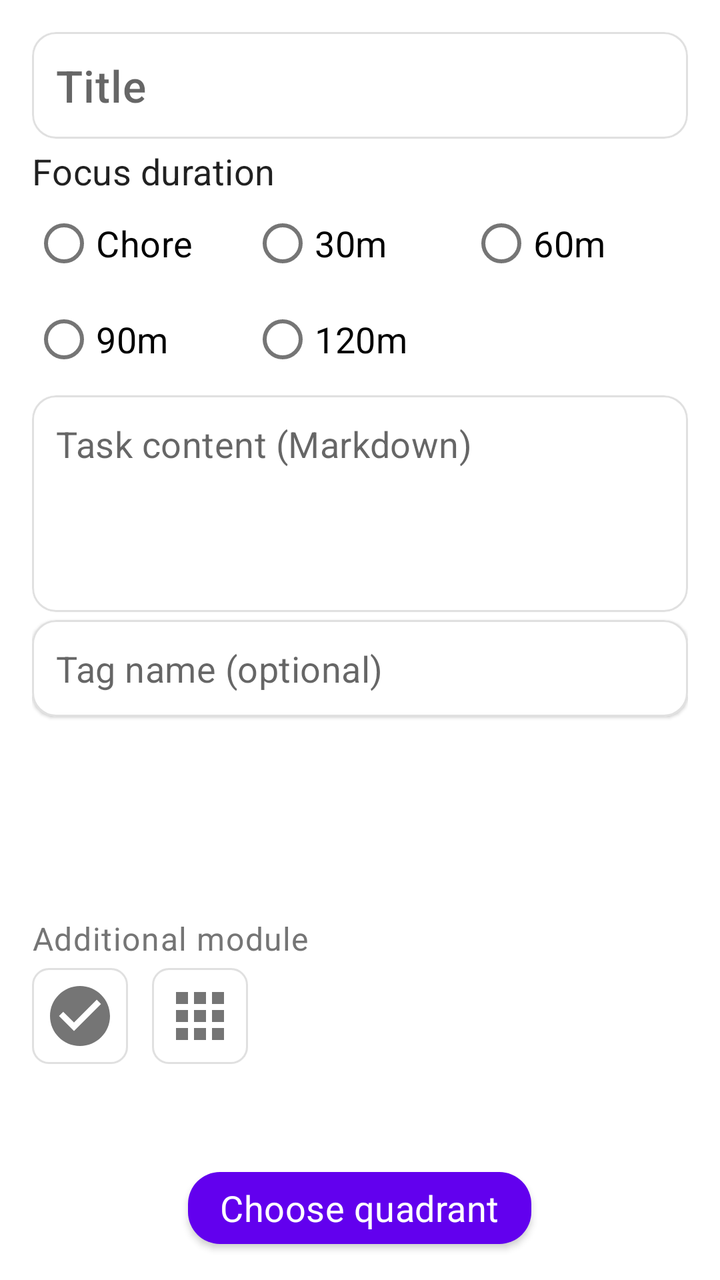
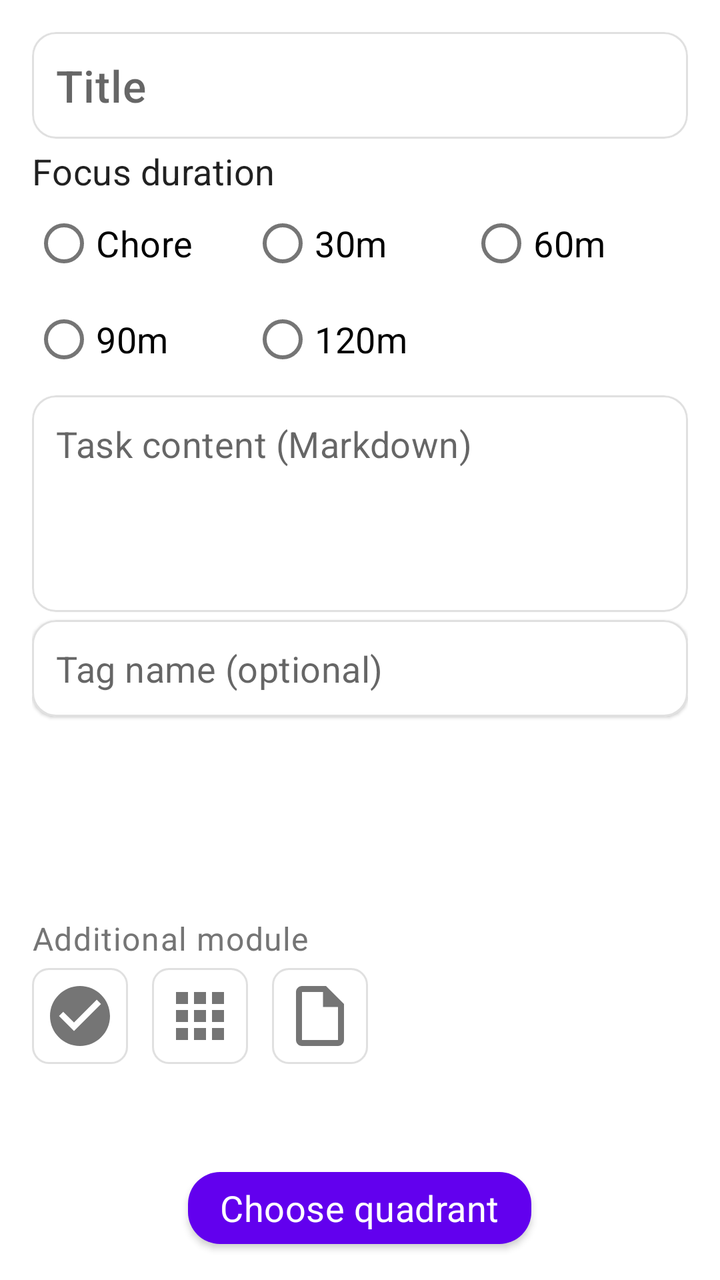

An Android layout rendered at two revisions. The XML below is the earlier revision; the diff shows what the commit changed to produce the second picture.
<!-- AndroidManifest.xml: application theme Theme.JustNow -->
<!-- res/layout/fragment_task_edit.xml -->
<?xml version="1.0" encoding="utf-8"?>
<LinearLayout xmlns:android="http://schemas.android.com/apk/res/android"
    xmlns:app="http://schemas.android.com/apk/res-auto"
    android:layout_width="match_parent"
    android:layout_height="match_parent"
    android:orientation="vertical"
    android:background="?android:attr/colorBackground">

    <LinearLayout
        android:layout_width="match_parent"
        android:layout_height="0dp"
        android:layout_weight="1"
        android:orientation="vertical"
        android:clipChildren="false"
        android:padding="16dp">

        
        <com.google.android.material.card.MaterialCardView
            android:id="@+id/card_title"
            android:layout_width="match_parent"
            android:layout_height="wrap_content"
            app:cardElevation="1dp"
            app:cardCornerRadius="12dp"
            app:strokeWidth="1dp"
            app:strokeColor="@color/divider">

            <EditText
                android:id="@+id/et_title"
                android:layout_width="match_parent"
                android:layout_height="wrap_content"
                android:hint="@string/s_title_hint"
                android:inputType="textCapSentences"
                android:textAppearance="@style/TextAppearance.JustNow.Title"
                android:padding="12dp"
                android:background="@android:color/transparent" />
        </com.google.android.material.card.MaterialCardView>

        
        <TextView
            android:layout_width="wrap_content"
            android:layout_height="wrap_content"
            android:text="@string/s_focus_duration"
            android:textAppearance="@style/TextAppearance.JustNow.Body"
            android:layout_marginTop="4dp" />

        
        <LinearLayout
            android:id="@+id/ll_focus_row1"
            android:layout_width="match_parent"
            android:layout_height="wrap_content"
            android:orientation="horizontal">

            <RadioButton
                android:id="@+id/rb_moment"
                android:layout_width="0dp"
                android:layout_height="wrap_content"
                android:layout_weight="1"
                android:tag="0"
                android:text="@string/s_chore"
                android:textAppearance="@style/TextAppearance.JustNow.Body" />

            <RadioButton
                android:id="@+id/rb_30"
                android:layout_width="0dp"
                android:layout_height="wrap_content"
                android:layout_weight="1"
                android:tag="30"
                android:text="@string/s_30min"
                android:textAppearance="@style/TextAppearance.JustNow.Body" />

            <RadioButton
                android:id="@+id/rb_60"
                android:layout_width="0dp"
                android:layout_height="wrap_content"
                android:layout_weight="1"
                android:tag="60"
                android:text="@string/s_60min"
                android:textAppearance="@style/TextAppearance.JustNow.Body" />
        </LinearLayout>

        
        <LinearLayout
            android:id="@+id/ll_focus_row2"
            android:layout_width="match_parent"
            android:layout_height="wrap_content"
            android:orientation="horizontal">

            <RadioButton
                android:id="@+id/rb_90"
                android:layout_width="0dp"
                android:layout_height="wrap_content"
                android:layout_weight="1"
                android:tag="90"
                android:text="@string/s_90min"
                android:textAppearance="@style/TextAppearance.JustNow.Body" />

            <RadioButton
                android:id="@+id/rb_120"
                android:layout_width="0dp"
                android:layout_height="wrap_content"
                android:layout_weight="1"
                android:tag="120"
                android:text="@string/s_120min"
                android:textAppearance="@style/TextAppearance.JustNow.Body" />

            <View
                android:layout_width="0dp"
                android:layout_height="0dp"
                android:layout_weight="1" />
        </LinearLayout>

        
        <com.google.android.material.card.MaterialCardView
            android:id="@+id/card_markdown"
            android:layout_width="match_parent"
            android:layout_height="0dp"
            android:layout_weight="1"
            android:layout_marginTop="4dp"
            app:cardElevation="1dp"
            app:cardCornerRadius="12dp"
            app:strokeWidth="1dp"
            app:strokeColor="@color/divider">

            <EditText
                android:id="@+id/et_markdown"
                android:layout_width="match_parent"
                android:layout_height="match_parent"
                android:hint="@string/s_markdown_hint"
                android:inputType="textMultiLine|textCapSentences"
                android:gravity="top|start"
                android:background="@android:color/transparent"
                android:padding="12dp"
                android:textAppearance="@style/TextAppearance.JustNow.Body"
                android:scrollbars="vertical"
                android:lineSpacingExtra="4dp" />
        </com.google.android.material.card.MaterialCardView>

        
        <com.google.android.material.card.MaterialCardView
            android:id="@+id/card_tag"
            android:layout_width="match_parent"
            android:layout_height="wrap_content"
            android:layout_marginTop="4dp"
            app:cardElevation="1dp"
            app:cardCornerRadius="12dp"
            app:strokeWidth="1dp"
            app:strokeColor="@color/divider">

            <AutoCompleteTextView
                android:id="@+id/et_tag_name"
                android:layout_width="match_parent"
                android:layout_height="wrap_content"
                android:hint="@string/s_tag_input_hint"
                android:inputType="text"
                android:maxLines="1"
                android:completionThreshold="1"
                android:textAppearance="@style/TextAppearance.JustNow.Body"
                android:padding="12dp"
                android:background="@android:color/transparent"
                android:dropDownHeight="200dp" />
        </com.google.android.material.card.MaterialCardView>

        
        <com.google.android.material.chip.ChipGroup
            android:id="@+id/cg_existing_tags"
            android:layout_width="match_parent"
            android:layout_height="88dp"
            android:layout_marginTop="8dp"
            app:singleLine="false"
            app:singleSelection="true"
            app:chipSpacingHorizontal="8dp"
            app:chipSpacingVertical="4dp" />

        
        <TextView
            android:layout_width="wrap_content"
            android:layout_height="wrap_content"
            android:text="@string/s_detail_module"
            android:textAppearance="@style/TextAppearance.JustNow.Caption"
            android:textColor="@color/text_secondary"
            android:layout_marginTop="4dp" />

        <LinearLayout
            android:id="@+id/ll_module_buttons"
            android:layout_width="match_parent"
            android:layout_height="wrap_content"
            android:layout_marginTop="4dp"
            android:clipChildren="false"
            android:orientation="horizontal">

            <ImageButton
                android:id="@+id/btn_module_checklist"
                android:layout_width="48dp"
                android:layout_height="48dp"
                android:padding="6dp"
                android:scaleType="fitCenter"
                android:src="@drawable/ic_module_checklist"
                android:background="@drawable/bg_module_button"
                android:stateListAnimator="@animator/module_button_state_list"
                android:tint="@color/selector_module_icon_tint"
                android:contentDescription="@string/s_module_checklist" />

            <ImageButton
                android:id="@+id/btn_module_app_action"
                android:layout_width="48dp"
                android:layout_height="48dp"
                android:layout_marginStart="12dp"
                android:padding="6dp"
                android:scaleType="fitCenter"
                android:src="@drawable/ic_module_app_action"
                android:background="@drawable/bg_module_button"
                android:stateListAnimator="@animator/module_button_state_list"
                android:tint="@color/selector_module_icon_tint"
                android:contentDescription="@string/s_module_app_action" />
        </LinearLayout>

        
        <LinearLayout
            android:id="@+id/ll_module_hint"
            android:layout_width="match_parent"
            android:layout_height="28dp"
            android:layout_marginTop="4dp"
            android:orientation="horizontal"
            android:gravity="center_vertical"
            android:background="?attr/selectableItemBackground"
            android:paddingHorizontal="8dp"
            android:clickable="true"
            android:focusable="true">

            <TextView
                android:id="@+id/tv_module_hint"
                android:layout_width="0dp"
                android:layout_height="wrap_content"
                android:layout_weight="1"
                android:maxLines="1"
                android:ellipsize="end"
                android:textAppearance="@style/TextAppearance.JustNow.Body"
                android:textColor="@color/text_secondary" />
        </LinearLayout>

    </LinearLayout>

    
    <com.google.android.material.button.MaterialButton
        android:id="@+id/btn_next_quadrant"
        android:layout_width="wrap_content"
        android:layout_height="wrap_content"
        android:layout_gravity="center_horizontal"
        android:text="@string/s_next_quadrant"
        android:textAppearance="@style/TextAppearance.JustNow.Body"
        app:cornerRadius="16dp"
        android:layout_marginHorizontal="12dp"
        android:layout_marginBottom="12dp" />

</LinearLayout>
<!-- resources referenced by this layout -->
<resources>
  <color name="divider">#E0E0E0</color>
  <color name="text_secondary">#757575</color>
  <string name="s_120min">120m</string>
  <string name="s_30min">30m</string>
  <string name="s_60min">60m</string>
  <string name="s_90min">90m</string>
  <string name="s_chore">Chore</string>
  <string name="s_detail_module">Additional module</string>
  <string name="s_focus_duration">Focus duration</string>
  <string name="s_markdown_hint">Task content (Markdown)</string>
  <string name="s_module_app_action">APP action</string>
  <string name="s_module_checklist">Todo checklist</string>
  <string name="s_next_quadrant">Choose quadrant</string>
  <string name="s_tag_input_hint">Tag name (optional)</string>
  <string name="s_title_hint">Title</string>
  <style name="TextAppearance.JustNow.Body" parent="TextAppearance.MaterialComponents.Subtitle1">
          <item name="android:textSize">@dimen/text_size_body</item>
      </style>
  <style name="TextAppearance.JustNow.Caption" parent="TextAppearance.MaterialComponents.Caption">
          <item name="android:textSize">@dimen/text_size_caption</item>
      </style>
  <style name="TextAppearance.JustNow.Title" parent="TextAppearance.MaterialComponents.Headline6">
          <item name="android:textSize">@dimen/text_size_title</item>
      </style>
  <color name="badge_background">#E0E0E0</color>
  <dimen name="text_size_body">18sp</dimen>
  <dimen name="text_size_caption">16sp</dimen>
  <dimen name="text_size_title">22sp</dimen>
  <color name="purple_500">#FF6200EE</color>
  <color name="purple_700">#FF3700B3</color>
  <color name="white">#FFFFFFFF</color>
  <color name="teal_200">#FF03DAC5</color>
  <color name="teal_700">#FF018786</color>
  <color name="black">#FF000000</color>
  <style name="TextAppearance.JustNow.Dialog.Title" parent="TextAppearance.JustNow.Title">
          <item name="android:textColor">@color/text_primary</item>
      </style>
  <color name="text_primary">#1A1A1A</color>
  <style name="TextAppearance.JustNow.Dialog.Body" parent="TextAppearance.JustNow.Body">
          <item name="android:textColor">@color/text_primary</item>
      </style>
  <style name="Widget.JustNow.Dialog.Button" parent="Widget.MaterialComponents.Button.TextButton.Dialog">
          <item name="android:textAppearance">@style/TextAppearance.JustNow.Dialog.Button</item>
          <item name="android:textColor">@color/dialog_primary_action_text</item>
          <item name="textAllCaps">false</item>
      </style>
  <style name="Widget.JustNow.Dialog.Button.Secondary" parent="Widget.MaterialComponents.Button.TextButton.Dialog">
          <item name="android:textAppearance">@style/TextAppearance.JustNow.Dialog.Button.Secondary</item>
          <item name="android:textColor">@color/dialog_action_text</item>
          <item name="textAllCaps">false</item>
      </style>
  <style name="TextAppearance.JustNow.Dialog.Button" parent="TextAppearance.JustNow.Body">
          <item name="android:textColor">@color/dialog_primary_action_text</item>
      </style>
  <style name="TextAppearance.JustNow.Dialog.Button.Secondary" parent="TextAppearance.JustNow.Body">
          <item name="android:textColor">@color/dialog_action_text</item>
      </style>
  <!-- unchanged entries left out for length: 5 -->
</resources>

<!-- the commit's change to res/layout/fragment_task_edit.xml (unified diff, before → after) -->
@@ -212,6 +212,19 @@
                 android:stateListAnimator="@animator/module_button_state_list"
                 android:tint="@color/selector_module_icon_tint"
                 android:contentDescription="@string/s_module_app_action" />
+
+            <ImageButton
+                android:id="@+id/btn_module_note_share"
+                android:layout_width="48dp"
+                android:layout_height="48dp"
+                android:layout_marginStart="12dp"
+                android:padding="6dp"
+                android:scaleType="fitCenter"
+                android:src="@drawable/ic_module_note_share"
+                android:background="@drawable/bg_module_button"
+                android:stateListAnimator="@animator/module_button_state_list"
+                android:tint="@color/selector_module_icon_tint"
+                android:contentDescription="@string/s_module_note_share" />
         </LinearLayout>
 
         
<!-- resource entries referenced after the edit -->
@@ -2,6 +2,17 @@
 <resources>
   <color name="divider">#E0E0E0</color>
   <color name="text_secondary">#757575</color>
+  <!-- drawable ic_module_note_share (drawable) -->
+  <vector xmlns:android="http://schemas.android.com/apk/res/android"
+      android:width="36dp"
+      android:height="36dp"
+      android:viewportWidth="24"
+      android:viewportHeight="24"
+      android:tint="?attr/colorOnSurfaceVariant">
+      <path
+          android:fillColor="@android:color/white"
+          android:pathData="M14,2H6c-1.1,0 -2,0.9 -2,2v16c0,1.1 0.89,2 1.99,2H18c1.1,0 2,-0.9 2,-2V8l-6,-6zM6,20V4h7v5h5v11H6z"/>
+  </vector>
   <string name="s_120min">120m</string>
   <string name="s_30min">30m</string>
   <string name="s_60min">60m</string>
@@ -12,6 +23,7 @@
   <string name="s_markdown_hint">Task content (Markdown)</string>
   <string name="s_module_app_action">APP action</string>
   <string name="s_module_checklist">Todo checklist</string>
+  <string name="s_module_note_share">Note share</string>
   <string name="s_next_quadrant">Choose quadrant</string>
   <string name="s_tag_input_hint">Tag name (optional)</string>
   <string name="s_title_hint">Title</string>
